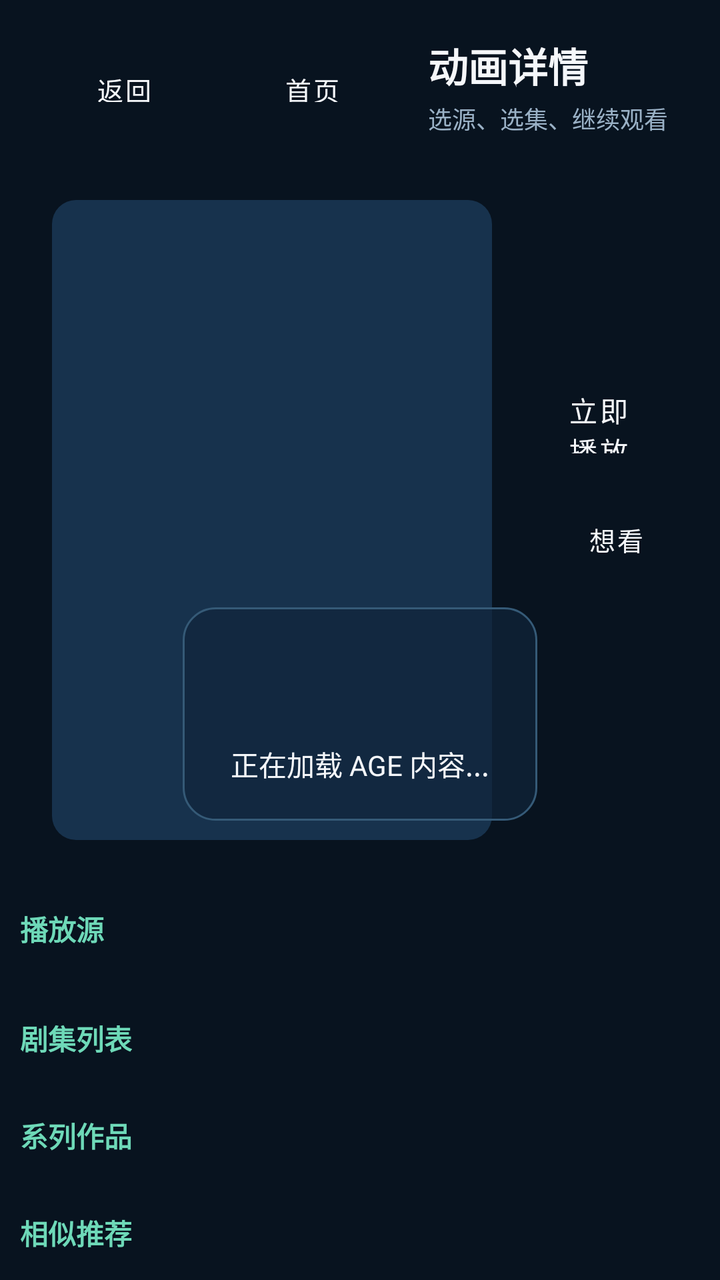
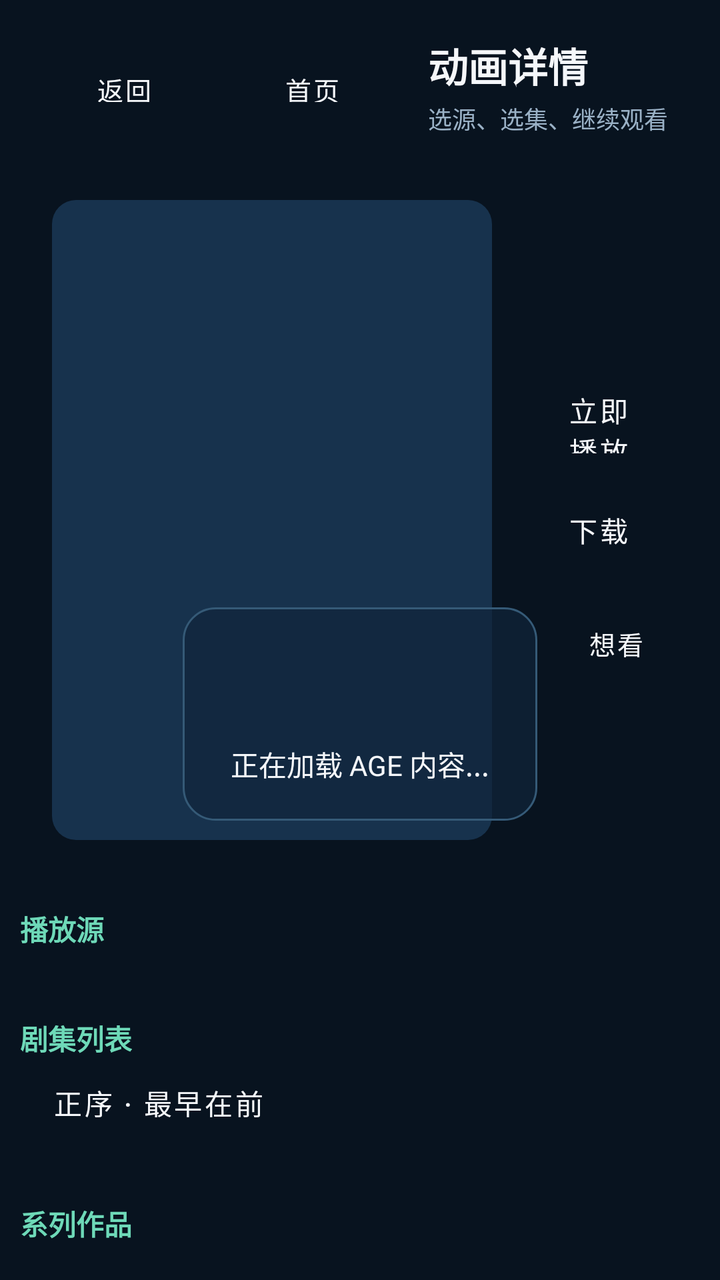

Two renders of the same Android screen: before a commit and after it. Below are the layout's source before the change and the commit's diff.
<!-- AndroidManifest.xml: application theme Theme.AgeTv -->
<!-- res/layout/activity_detail.xml -->
<?xml version="1.0" encoding="utf-8"?>
<LinearLayout xmlns:android="http://schemas.android.com/apk/res/android"
    android:layout_width="match_parent"
    android:layout_height="match_parent"
    android:background="@color/age_bg"
    android:orientation="vertical"
    android:padding="10dp">

    <LinearLayout
        android:id="@+id/topBar"
        android:layout_width="match_parent"
        android:layout_height="wrap_content"
        android:gravity="center_vertical"
        android:orientation="horizontal"
        android:paddingStart="8dp"
        android:paddingTop="8dp"
        android:paddingEnd="8dp"
        android:paddingBottom="8dp">

        <Button
            android:id="@+id/backButton"
            android:layout_width="wrap_content"
            android:layout_height="36dp"
            android:background="@drawable/bg_focusable_small"
            android:paddingStart="14dp"
            android:paddingEnd="14dp"
            android:text="@string/btn_back"
            android:textColor="@color/age_text"
            android:textSize="13sp" />

        <Button
            android:id="@+id/homeButton"
            android:layout_width="wrap_content"
            android:layout_height="36dp"
            android:layout_marginStart="6dp"
            android:background="@drawable/bg_focusable_small"
            android:paddingStart="14dp"
            android:paddingEnd="14dp"
            android:text="@string/btn_home"
            android:textColor="@color/age_text"
            android:textSize="13sp" />

        <LinearLayout
            android:layout_width="0dp"
            android:layout_height="wrap_content"
            android:layout_marginStart="14dp"
            android:layout_weight="1"
            android:orientation="vertical">

            <TextView
                android:id="@+id/pageTitle"
                android:layout_width="wrap_content"
                android:layout_height="wrap_content"
                android:text="@string/detail_title"
                android:textColor="@color/age_text"
                android:textSize="20sp"
                android:textStyle="bold" />

            <TextView
                android:id="@+id/pageSubtitle"
                android:layout_width="wrap_content"
                android:layout_height="wrap_content"
                android:layout_marginTop="3dp"
                android:text="@string/detail_subtitle"
                android:textColor="@color/age_text_muted"
                android:textSize="12sp" />
        </LinearLayout>
    </LinearLayout>

    <FrameLayout
        android:layout_width="match_parent"
        android:layout_height="0dp"
        android:layout_marginTop="8dp"
        android:layout_weight="1">

        <ScrollView
            android:id="@+id/detailScrollView"
            android:layout_width="match_parent"
            android:layout_height="match_parent"
            android:fillViewport="true"
            android:scrollbars="none">

            <LinearLayout
                android:layout_width="match_parent"
                android:layout_height="wrap_content"
                android:orientation="vertical"
                android:paddingBottom="20dp">

                <LinearLayout
                    android:id="@+id/heroCard"
                    android:layout_width="match_parent"
                    android:layout_height="wrap_content"
                    android:orientation="horizontal"
                    android:padding="16dp">

                    <FrameLayout
                        android:layout_width="220dp"
                        android:layout_height="320dp">

                        <ImageView
                            android:id="@+id/coverImage"
                            android:layout_width="match_parent"
                            android:layout_height="match_parent"
                            android:background="@drawable/bg_image_placeholder"
                            android:scaleType="centerCrop" />

                        <View
                            android:id="@+id/coverScoreGradient"
                            android:layout_width="match_parent"
                            android:layout_height="72dp"
                            android:layout_gravity="bottom"
                            android:background="@drawable/bg_poster_score_gradient"
                            android:visibility="gone" />

                        <TextView
                            android:id="@+id/coverScoreText"
                            android:layout_width="wrap_content"
                            android:layout_height="wrap_content"
                            android:layout_gravity="bottom|start"
                            android:layout_marginBottom="10dp"
                            android:layout_marginStart="12dp"
                            android:textColor="@color/age_text"
                            android:textSize="20sp"
                            android:textStyle="bold"
                            android:visibility="gone" />
                    </FrameLayout>

                    <LinearLayout
                        android:layout_width="0dp"
                        android:layout_height="wrap_content"
                        android:layout_marginStart="18dp"
                        android:layout_weight="1"
                        android:orientation="vertical">

                        <TextView
                            android:id="@+id/titleText"
                            android:layout_width="wrap_content"
                            android:layout_height="wrap_content"
                            android:textColor="@color/age_text"
                            android:textSize="24sp"
                            android:textStyle="bold" />

                        <TextView
                            android:id="@+id/metaText"
                            android:layout_width="wrap_content"
                            android:layout_height="wrap_content"
                            android:layout_marginTop="8dp"
                            android:textColor="@color/age_text_muted"
                            android:textSize="15sp" />

                        <HorizontalScrollView
                            android:layout_width="match_parent"
                            android:layout_height="wrap_content"
                            android:layout_marginTop="8dp"
                            android:focusable="false"
                            android:scrollbars="none">

                            <LinearLayout
                                android:id="@+id/tagsContainer"
                                android:layout_width="wrap_content"
                                android:layout_height="wrap_content"
                                android:focusable="false"
                                android:orientation="horizontal" />
                        </HorizontalScrollView>

                        <LinearLayout
                            android:layout_width="match_parent"
                            android:layout_height="wrap_content"
                            android:layout_marginTop="16dp"
                            android:orientation="horizontal">

                            <Button
                                android:id="@+id/playButton"
                                android:layout_width="wrap_content"
                                android:layout_height="52dp"
                                android:background="@drawable/bg_focusable_small"
                                android:text="@string/btn_play_now"
                                android:textColor="@color/age_text" />

                            <Button
                                android:id="@+id/refreshSourcesButton"
                                android:layout_width="wrap_content"
                                android:layout_height="52dp"
                                android:layout_marginStart="10dp"
                                android:background="@drawable/bg_focusable_small"
                                android:text="@string/btn_refresh_sources"
                                android:textColor="@color/age_text" />

                            <Button
                                android:id="@+id/continueButton"
                                android:layout_width="wrap_content"
                                android:layout_height="52dp"
                                android:layout_marginStart="10dp"
                                android:background="@drawable/bg_focusable_small"
                                android:text="@string/btn_continue"
                                android:textColor="@color/age_text"
                                android:visibility="gone" />
                        </LinearLayout>

                        <HorizontalScrollView
                            android:layout_width="match_parent"
                            android:layout_height="wrap_content"
                            android:layout_marginTop="12dp"
                            android:scrollbars="none">

                            <LinearLayout
                                android:layout_width="wrap_content"
                                android:layout_height="wrap_content"
                                android:orientation="horizontal">

                                <Button
                                    android:id="@+id/bangumiWishButton"
                                    android:layout_width="wrap_content"
                                    android:layout_height="42dp"
                                    android:background="@drawable/bg_focusable_small"
                                    android:text="想看"
                                    android:textColor="@color/age_text"
                                    android:textSize="13sp" />

                                <Button
                                    android:id="@+id/bangumiDoingButton"
                                    android:layout_width="wrap_content"
                                    android:layout_height="42dp"
                                    android:layout_marginStart="8dp"
                                    android:background="@drawable/bg_focusable_small"
                                    android:text="在看"
                                    android:textColor="@color/age_text"
                                    android:textSize="13sp" />

                                <Button
                                    android:id="@+id/bangumiCollectButton"
                                    android:layout_width="wrap_content"
                                    android:layout_height="42dp"
                                    android:layout_marginStart="8dp"
                                    android:background="@drawable/bg_focusable_small"
                                    android:text="看过"
                                    android:textColor="@color/age_text"
                                    android:textSize="13sp" />

                                <Button
                                    android:id="@+id/bangumiOnHoldButton"
                                    android:layout_width="wrap_content"
                                    android:layout_height="42dp"
                                    android:layout_marginStart="8dp"
                                    android:background="@drawable/bg_focusable_small"
                                    android:text="搁置"
                                    android:textColor="@color/age_text"
                                    android:textSize="13sp" />

                                <Button
                                    android:id="@+id/bangumiDroppedButton"
                                    android:layout_width="wrap_content"
                                    android:layout_height="42dp"
                                    android:layout_marginStart="8dp"
                                    android:background="@drawable/bg_focusable_small"
                                    android:text="抛弃"
                                    android:textColor="@color/age_text"
                                    android:textSize="13sp" />
                            </LinearLayout>
                        </HorizontalScrollView>

                        <TextView
                            android:id="@+id/bangumiCollectionHintText"
                            android:layout_width="match_parent"
                            android:layout_height="wrap_content"
                            android:layout_marginTop="8dp"
                            android:textColor="@color/age_text_muted"
                            android:textSize="13sp" />

                        <TextView
                            android:id="@+id/introText"
                            android:layout_width="match_parent"
                            android:layout_height="wrap_content"
                            android:layout_marginTop="18dp"
                            android:lineSpacingExtra="4dp"
                            android:maxLines="8"
                            android:textColor="@color/age_text_muted"
                            android:textSize="15sp" />
                    </LinearLayout>
                </LinearLayout>

                <LinearLayout
                    android:id="@+id/bangumiPanel"
                    android:layout_width="match_parent"
                    android:layout_height="wrap_content"
                    android:layout_marginTop="18dp"
                    android:orientation="vertical"
                    android:visibility="gone">

                    <TextView
                        android:id="@+id/bangumiTitle"
                        android:layout_width="wrap_content"
                        android:layout_height="wrap_content"
                        android:text="@string/section_bangumi"
                        android:textColor="@color/age_focus"
                        android:textSize="14sp"
                        android:textStyle="bold" />

                    <HorizontalScrollView
                        android:layout_width="match_parent"
                        android:layout_height="wrap_content"
                        android:layout_marginTop="10dp"
                        android:focusable="false"
                        android:scrollbars="none">

                        <LinearLayout
                            android:id="@+id/bangumiTagsContainer"
                            android:layout_width="wrap_content"
                            android:layout_height="wrap_content"
                            android:focusable="false"
                            android:orientation="horizontal" />
                    </HorizontalScrollView>

                    <LinearLayout
                        android:id="@+id/bangumiScoreDistLayout"
                        android:layout_width="match_parent"
                        android:layout_height="wrap_content"
                        android:layout_marginTop="12dp"
                        android:orientation="vertical"
                        android:visibility="gone" />

                    <TextView
                        android:id="@+id/bangumiStaffText"
                        android:layout_width="match_parent"
                        android:layout_height="wrap_content"
                        android:layout_marginTop="10dp"
                        android:lineSpacingExtra="3dp"
                        android:textColor="@color/age_text_muted"
                        android:textSize="13sp" />

                    <TextView
                        android:id="@+id/bangumiCommentsTitle"
                        android:layout_width="wrap_content"
                        android:layout_height="wrap_content"
                        android:layout_marginTop="14dp"
                        android:text="@string/section_bangumi_comments"
                        android:textColor="@color/age_focus"
                        android:textSize="14sp"
                        android:textStyle="bold" />

                    <LinearLayout
                        android:id="@+id/bangumiCommentsContainer"
                        android:layout_width="match_parent"
                        android:layout_height="wrap_content"
                        android:layout_marginTop="8dp"
                        android:orientation="vertical" />

                    <TextView
                        android:id="@+id/bangumiSimilarTitle"
                        android:layout_width="wrap_content"
                        android:layout_height="wrap_content"
                        android:layout_marginTop="14dp"
                        android:text="@string/section_bangumi_similar"
                        android:textColor="@color/age_focus"
                        android:textSize="14sp"
                        android:textStyle="bold" />

                    <androidx.recyclerview.widget.RecyclerView
                        android:id="@+id/bangumiSimilarRecycler"
                        android:layout_width="match_parent"
                        android:layout_height="wrap_content"
                        android:layout_marginTop="8dp"
                        android:clipToPadding="false"
                        android:nestedScrollingEnabled="false" />
                </LinearLayout>

                <TextView
                    android:id="@+id/sourceTitle"
                    android:layout_width="wrap_content"
                    android:layout_height="wrap_content"
                    android:layout_marginTop="18dp"
                    android:text="@string/section_sources"
                    android:textColor="@color/age_focus"
                    android:textSize="14sp"
                    android:textStyle="bold" />

                <androidx.recyclerview.widget.RecyclerView
                    android:id="@+id/sourceRecycler"
                    android:layout_width="match_parent"
                    android:layout_height="wrap_content"
                    android:layout_marginTop="10dp"
                    android:clipToPadding="false"
                    android:paddingBottom="6dp" />

                <TextView
                    android:id="@+id/episodeTitle"
                    android:layout_width="wrap_content"
                    android:layout_height="wrap_content"
                    android:layout_marginTop="18dp"
                    android:text="@string/section_episodes"
                    android:textColor="@color/age_focus"
                    android:textSize="14sp"
                    android:textStyle="bold" />

                <androidx.recyclerview.widget.RecyclerView
                    android:id="@+id/episodeRecycler"
                    android:layout_width="match_parent"
                    android:layout_height="wrap_content"
                    android:layout_marginTop="10dp"
                    android:clipToPadding="false"
                    android:nestedScrollingEnabled="false" />

                <TextView
                    android:id="@+id/relatedTitle"
                    android:layout_width="wrap_content"
                    android:layout_height="wrap_content"
                    android:layout_marginTop="18dp"
                    android:text="@string/section_related"
                    android:textColor="@color/age_focus"
                    android:textSize="14sp"
                    android:textStyle="bold" />

                <androidx.recyclerview.widget.RecyclerView
                    android:id="@+id/relatedRecycler"
                    android:layout_width="match_parent"
                    android:layout_height="wrap_content"
                    android:layout_marginTop="10dp"
                    android:clipToPadding="false"
                    android:nestedScrollingEnabled="false" />

                <TextView
                    android:id="@+id/similarTitle"
                    android:layout_width="wrap_content"
                    android:layout_height="wrap_content"
                    android:layout_marginTop="18dp"
                    android:text="@string/section_similar"
                    android:textColor="@color/age_focus"
                    android:textSize="14sp"
                    android:textStyle="bold" />

                <androidx.recyclerview.widget.RecyclerView
                    android:id="@+id/similarRecycler"
                    android:layout_width="match_parent"
                    android:layout_height="wrap_content"
                    android:layout_marginTop="10dp"
                    android:clipToPadding="false"
                    android:nestedScrollingEnabled="false" />
            </LinearLayout>
        </ScrollView>

        <LinearLayout
            android:id="@+id/loadingLayout"
            android:layout_width="wrap_content"
            android:layout_height="wrap_content"
            android:layout_gravity="center"
            android:background="@drawable/bg_panel_soft"
            android:gravity="center"
            android:orientation="vertical"
            android:paddingStart="24dp"
            android:paddingTop="18dp"
            android:paddingEnd="24dp"
            android:paddingBottom="18dp">

            <ProgressBar
                android:layout_width="40dp"
                android:layout_height="40dp" />

            <TextView
                android:id="@+id/loadingText"
                android:layout_width="wrap_content"
                android:layout_height="wrap_content"
                android:layout_marginTop="10dp"
                android:text="@string/loading_text"
                android:textColor="@color/age_text"
                android:textSize="14sp" />
        </LinearLayout>

        <TextView
            android:id="@+id/errorText"
            android:layout_width="wrap_content"
            android:layout_height="wrap_content"
            android:layout_gravity="center"
            android:background="@drawable/bg_panel_soft"
            android:paddingStart="22dp"
            android:paddingTop="14dp"
            android:paddingEnd="22dp"
            android:paddingBottom="14dp"
            android:textColor="@color/age_error"
            android:textSize="16sp"
            android:visibility="gone" />
    </FrameLayout>

</LinearLayout>
<!-- resources referenced by this layout -->
<resources>
  <color name="age_bg">#08131F</color>
  <color name="age_error">#FF7A7A</color>
  <color name="age_focus">#6ED9B8</color>
  <color name="age_text">#F5F7FA</color>
  <color name="age_text_muted">#9AB1C6</color>
  <!-- drawable bg_image_placeholder (drawable) -->
  <?xml version="1.0" encoding="utf-8"?>
  <shape xmlns:android="http://schemas.android.com/apk/res/android"
      android:shape="rectangle">
      <solid android:color="@color/age_surface_alt" />
      <corners android:radius="12dp" />
  </shape>
  <!-- drawable bg_panel_soft (drawable) -->
  <?xml version="1.0" encoding="utf-8"?>
  <shape xmlns:android="http://schemas.android.com/apk/res/android" android:shape="rectangle">
      <solid android:color="#B010253A" />
      <corners android:radius="16dp" />
      <stroke
          android:width="1dp"
          android:color="@color/age_line" />
  </shape>
  <!-- drawable bg_poster_score_gradient (drawable) -->
  <?xml version="1.0" encoding="utf-8"?>
  <shape xmlns:android="http://schemas.android.com/apk/res/android">
      <gradient
          android:angle="270"
          android:endColor="#C2000000"
          android:startColor="#00000000"
          android:type="linear" />
  </shape>
  <string name="btn_back">返回</string>
  <string name="btn_continue">继续观看</string>
  <string name="btn_home">首页</string>
  <string name="btn_play_now">立即播放</string>
  <string name="btn_refresh_sources">刷新源</string>
  <string name="detail_subtitle">选源、选集、继续观看</string>
  <string name="detail_title">动画详情</string>
  <string name="loading_text">正在加载 AGE 内容...</string>
  <string name="section_bangumi">Bangumi 情报</string>
  <string name="section_bangumi_comments">Bangumi 吐槽箱</string>
  <string name="section_bangumi_similar">Bangumi 推荐</string>
  <string name="section_episodes">剧集列表</string>
  <string name="section_related">系列作品</string>
  <string name="section_similar">相似推荐</string>
  <string name="section_sources">播放源</string>
  <style name="Theme.AgeTv" parent="Theme.MaterialComponents.DayNight.NoActionBar">
          <item name="colorPrimary">@color/age_surface_alt</item>
          <item name="colorPrimaryVariant">@color/age_surface</item>
          <item name="colorSecondary">@color/age_focus</item>
          <item name="colorSurface">@color/age_surface</item>
          <item name="android:colorBackground">@color/age_bg</item>
          <item name="android:navigationBarColor">@color/black</item>
          <item name="android:statusBarColor">@color/black</item>
          <item name="android:textColor">@color/age_text</item>
          <item name="materialAlertDialogTheme">@style/ThemeOverlay.AgeTv.Dialog</item>
          <item name="android:windowDisablePreview">true</item>
          <item name="android:windowBackground">@color/age_bg</item>
          <item name="android:windowAnimationStyle">@style/AgeTv.WindowAnimation</item>
          <item name="android:windowLayoutInDisplayCutoutMode" tools:targetApi="28">shortEdges</item>
      </style>
  <color name="age_surface_alt">#17324D</color>
  <color name="age_line">#355A77</color>
  <color name="age_surface">#10253A</color>
  <color name="black">#000000</color>
  <style name="ThemeOverlay.AgeTv.Dialog" parent="ThemeOverlay.MaterialComponents.MaterialAlertDialog">
          <item name="colorSurface">@color/age_surface</item>
          <item name="colorOnSurface">@color/age_text</item>
      </style>
  <style name="AgeTv.WindowAnimation" parent="@android:style/Animation.Activity">
          <item name="android:activityOpenEnterAnimation">@anim/activity_fade_in</item>
          <item name="android:activityOpenExitAnimation">@anim/activity_fade_out</item>
          <item name="android:activityCloseEnterAnimation">@anim/activity_fade_in</item>
          <item name="android:activityCloseExitAnimation">@anim/activity_fade_out</item>
      </style>
  <!-- unchanged entries left out for length: 1 -->
</resources>

<!-- the commit's change to res/layout/activity_detail.xml (unified diff, before → after) -->
@@ -187,15 +187,47 @@
                                 android:textColor="@color/age_text" />
 
                             <Button
-                                android:id="@+id/continueButton"
+                                android:id="@+id/latestEpisodeButton"
                                 android:layout_width="wrap_content"
                                 android:layout_height="52dp"
                                 android:layout_marginStart="10dp"
                                 android:background="@drawable/bg_focusable_small"
-                                android:text="@string/btn_continue"
-                                android:textColor="@color/age_text"
-                                android:visibility="gone" />
+                                android:text="播放最新集"
+                                android:textColor="@color/age_text" />
                         </LinearLayout>
+
+                        <LinearLayout
+                            android:layout_width="match_parent"
+                            android:layout_height="wrap_content"
+                            android:layout_marginTop="8dp"
+                            android:orientation="horizontal">
+
+                            <Button
+                                android:id="@+id/downloadEpisodesButton"
+                                android:layout_width="wrap_content"
+                                android:layout_height="44dp"
+                                android:background="@drawable/bg_focusable_small"
+                                android:text="下载选集"
+                                android:textColor="@color/age_text" />
+
+                            <Button
+                                android:id="@+id/downloadManagerButton"
+                                android:layout_width="wrap_content"
+                                android:layout_height="44dp"
+                                android:layout_marginStart="10dp"
+                                android:background="@drawable/bg_focusable_small"
+                                android:text="下载管理"
+                                android:textColor="@color/age_text" />
+                        </LinearLayout>
+
+                        <TextView
+                            android:id="@+id/downloadStatusText"
+                            android:layout_width="match_parent"
+                            android:layout_height="wrap_content"
+                            android:layout_marginTop="6dp"
+                            android:textColor="@color/age_text_muted"
+                            android:textSize="13sp"
+                            android:visibility="gone" />
 
                         <HorizontalScrollView
                             android:layout_width="match_parent"
@@ -391,6 +423,14 @@
                     android:textColor="@color/age_focus"
                     android:textSize="14sp"
                     android:textStyle="bold" />
+
+                <Button
+                    android:id="@+id/episodeOrderButton"
+                    android:layout_width="wrap_content"
+                    android:layout_height="44dp"
+                    android:background="@drawable/bg_focusable_small"
+                    android:text="正序 · 最早在前"
+                    android:textColor="@color/age_text" />
 
                 <androidx.recyclerview.widget.RecyclerView
                     android:id="@+id/episodeRecycler"
<!-- resource entries referenced after the edit -->
@@ -31,7 +31,6 @@
           android:type="linear" />
   </shape>
   <string name="btn_back">返回</string>
-  <string name="btn_continue">继续观看</string>
   <string name="btn_home">首页</string>
   <string name="btn_play_now">立即播放</string>
   <string name="btn_refresh_sources">刷新源</string>
